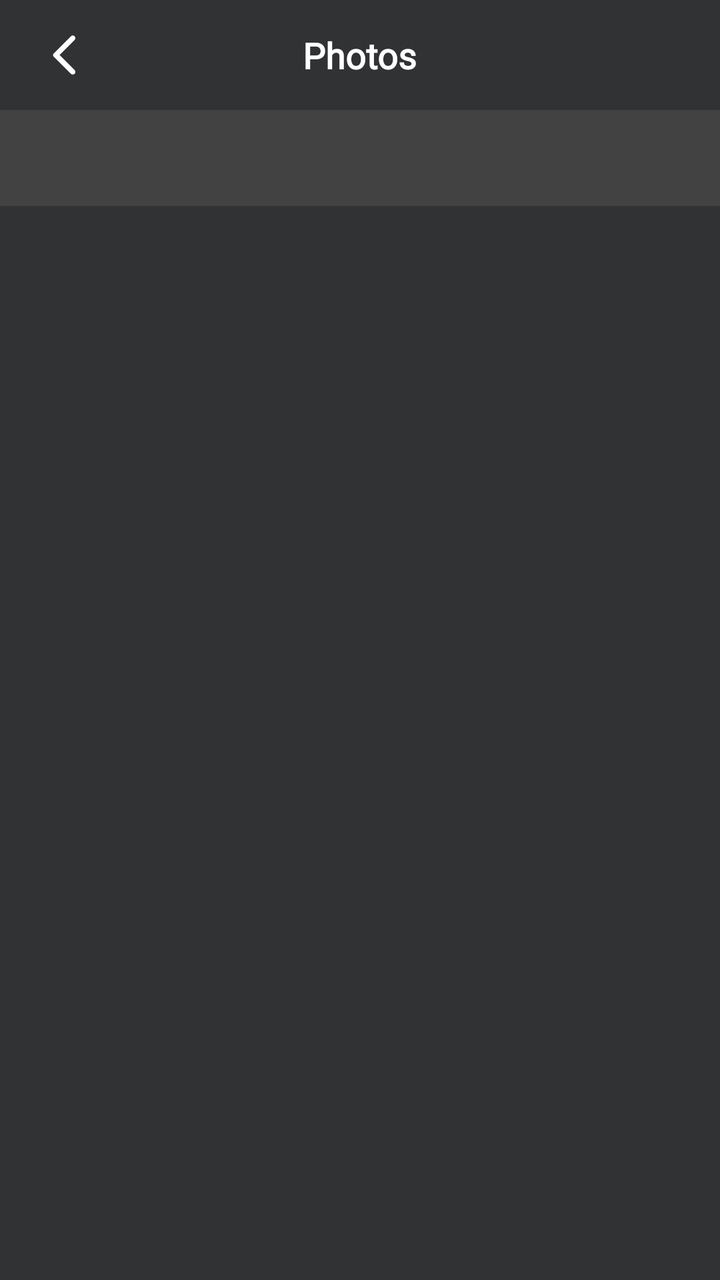
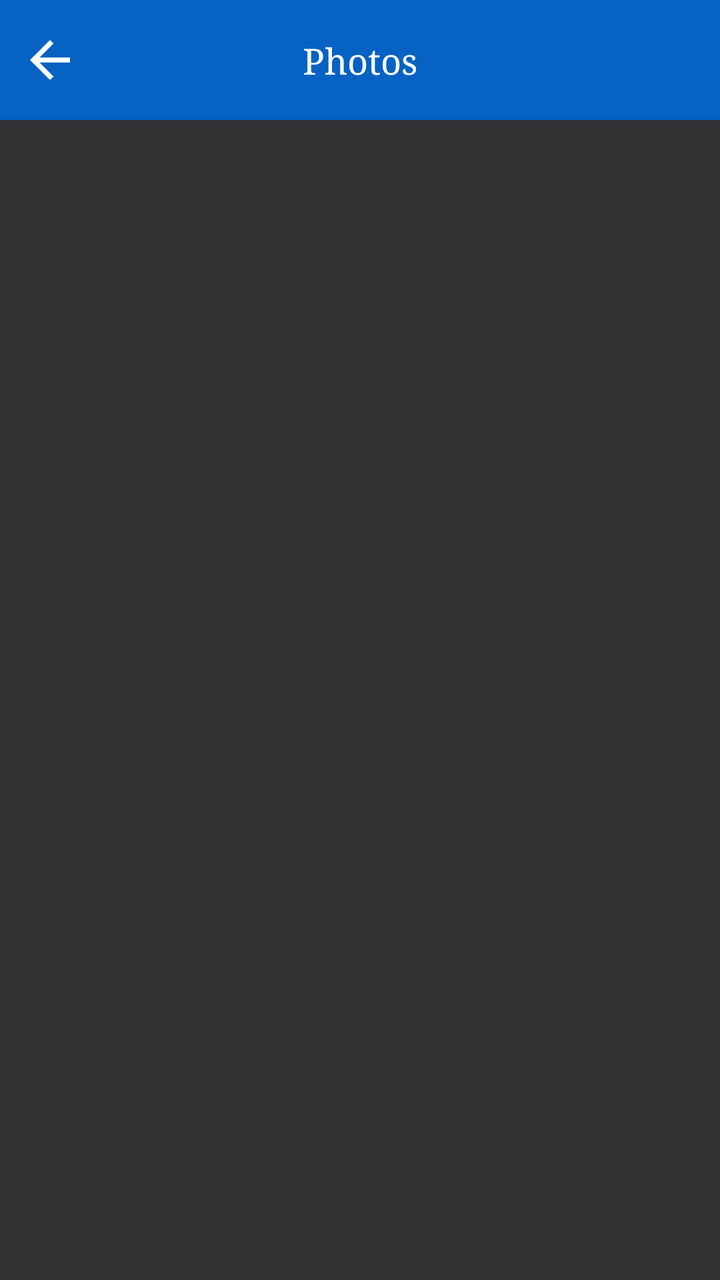

Screens rendered from an Android XML layout before and after an edit, with the pre-edit source and the edit as a unified diff.
<!-- AndroidManifest.xml: application theme Theme.LgAndRukoMirror -->
<!-- res/layout/activity_photos.xml -->
<?xml version="1.0" encoding="utf-8"?>
<LinearLayout xmlns:android="http://schemas.android.com/apk/res/android"
    xmlns:app="http://schemas.android.com/apk/res-auto"
    xmlns:tools="http://schemas.android.com/tools"
    android:layout_width="match_parent"
    android:layout_height="match_parent"
    android:background="@color/app_color"
    android:orientation="vertical"
    tools:context=".activities.PhotosActivity">

    <FrameLayout
        android:layout_width="match_parent"
        android:layout_height="wrap_content"
        android:paddingHorizontal="20dp"
        android:paddingVertical="15dp">

        <ImageView
            android:id="@+id/ic_back"
            android:layout_width="25dp"
            android:layout_height="25dp"
            android:layout_gravity="start"
            android:src="@drawable/round_arrow_back_ios_24"
            app:tint="@color/white" />

        <TextView
            style="@style/textHeading"
            android:layout_width="wrap_content"
            android:layout_height="wrap_content"
            android:layout_gravity="center"
            android:text="Photos"
            android:textColor="@color/white"
            android:textSize="18sp" />
    </FrameLayout>

    <com.google.android.material.tabs.TabLayout
        android:id="@+id/tabLayout"
        android:layout_width="match_parent"
        android:layout_height="wrap_content"
        android:background="@color/bg_color"
        app:tabIndicatorColor="@color/white"
        app:tabIndicator="@null"
        app:tabInlineLabel="true"
        app:tabMode="fixed"
        app:tabSelectedTextColor="@color/white"
        app:tabTextColor="#8C8B8B" />


    <androidx.viewpager.widget.ViewPager
        android:id="@+id/viewPager"
        android:layout_width="match_parent"
        android:layout_height="match_parent" />


</LinearLayout>
<!-- resources referenced by this layout -->
<resources>
  <color name="app_color">#313234</color>
  <color name="bg_color">#424242</color>
  <color name="white">#FFFFFFFF</color>
  <!-- drawable round_arrow_back_ios_24 (drawable) -->
  <vector android:autoMirrored="true" android:height="24dp"
      android:tint="#000000" android:viewportHeight="24"
      android:viewportWidth="24" android:width="24dp" xmlns:android="http://schemas.android.com/apk/res/android">
      <path android:fillColor="@android:color/white" android:pathData="M16.62,2.99c-0.49,-0.49 -1.28,-0.49 -1.77,0L6.54,11.3c-0.39,0.39 -0.39,1.02 0,1.41l8.31,8.31c0.49,0.49 1.28,0.49 1.77,0s0.49,-1.28 0,-1.77L9.38,12l7.25,-7.25c0.48,-0.48 0.48,-1.28 -0.01,-1.76z"/>
  </vector>
  <style name="textHeading" parent="Theme.MaterialComponents.DayNight.NoActionBar">
          <item name="android:fontFamily">@font/albra</item>
          <item name="android:textSize">17sp</item>
          <item name="android:textColor">@color/black</item>
          <item name="android:layout_width">wrap_content</item>
          <item name="android:layout_height">wrap_content</item>
          <item name="android:textAllCaps">false</item>
          <item name="android:textStyle">bold</item>
      </style>
  <style name="Theme.LgAndRukoMirror" parent="Theme.MaterialComponents.DayNight.NoActionBar">
          
          <item name="colorPrimary">@color/purple_500</item>
          <item name="colorPrimaryVariant">@color/purple_700</item>
          <item name="colorOnPrimary">@color/white</item>
          
          <item name="colorSecondary">@color/teal_200</item>
          <item name="colorSecondaryVariant">@color/teal_700</item>
          <item name="colorOnSecondary">@color/black</item>
          
          <item name="android:statusBarColor">?attr/colorPrimaryVariant</item>
          
      </style>
  <color name="black">#FF000000</color>
  <color name="purple_500">#000000</color>
  <color name="purple_700">#000000</color>
  <color name="teal_200">#FF03DAC5</color>
  <color name="teal_700">#FF018786</color>
</resources>

<!-- the commit's change to res/layout/activity_photos.xml (unified diff, before → after) -->
@@ -8,35 +8,53 @@
     android:orientation="vertical"
     tools:context=".activities.PhotosActivity">
 
-    <FrameLayout
+    <androidx.constraintlayout.widget.ConstraintLayout
         android:layout_width="match_parent"
-        android:layout_height="wrap_content"
-        android:paddingHorizontal="20dp"
-        android:paddingVertical="15dp">
+        android:layout_height="wrap_content">
+
+
+        <View
+            android:id="@+id/toolBar"
+            android:layout_width="match_parent"
+            android:layout_height="60dp"
+            android:background="@color/app_color_2"
+            app:layout_constraintEnd_toEndOf="parent"
+            app:layout_constraintStart_toStartOf="parent"
+            app:layout_constraintTop_toTopOf="parent" />
 
         <ImageView
-            android:id="@+id/ic_back"
-            android:layout_width="25dp"
-            android:layout_height="25dp"
-            android:layout_gravity="start"
-            android:src="@drawable/round_arrow_back_ios_24"
-            app:tint="@color/white" />
+            android:id="@+id/ivBack"
+            android:layout_width="30dp"
+            android:layout_height="30dp"
+            android:layout_marginStart="10dp"
+            android:src="@drawable/ic_back"
+            app:layout_constraintBottom_toBottomOf="@+id/toolBar"
+            app:layout_constraintStart_toStartOf="@+id/toolBar"
+            app:layout_constraintTop_toTopOf="@+id/toolBar" />
 
         <TextView
-            style="@style/textHeading"
             android:layout_width="wrap_content"
             android:layout_height="wrap_content"
-            android:layout_gravity="center"
+            android:fontFamily="serif"
             android:text="Photos"
             android:textColor="@color/white"
-            android:textSize="18sp" />
-    </FrameLayout>
+            android:textSize="18sp"
+            app:layout_constraintBottom_toBottomOf="@+id/toolBar"
+            app:layout_constraintEnd_toEndOf="@+id/toolBar"
+            app:layout_constraintStart_toStartOf="@+id/toolBar"
+            app:layout_constraintTop_toTopOf="@+id/toolBar" />
+
+
+    </androidx.constraintlayout.widget.ConstraintLayout>
 
     <com.google.android.material.tabs.TabLayout
         android:id="@+id/tabLayout"
         android:layout_width="match_parent"
+        android:layout_marginTop="@dimen/_5sdp"
         android:layout_height="wrap_content"
-        android:background="@color/bg_color"
+        android:background="@color/app_color"
+        android:layout_marginHorizontal="@dimen/_20sdp"
+        app:tabBackground="@drawable/tab_selecter"
         app:tabIndicatorColor="@color/white"
         app:tabIndicator="@null"
         app:tabInlineLabel="true"
<!-- resource entries referenced after the edit -->
@@ -1,23 +1,38 @@
 <!-- resources referenced by this layout -->
 <resources>
   <color name="app_color">#313234</color>
-  <color name="bg_color">#424242</color>
+  <color name="app_color_2">#0662C3</color>
   <color name="white">#FFFFFFFF</color>
-  <!-- drawable round_arrow_back_ios_24 (drawable) -->
+  <dimen name="_20sdp">20.00dp</dimen>
+  <dimen name="_5sdp">5.00dp</dimen>
+  <!-- drawable ic_back (drawable) -->
   <vector android:autoMirrored="true" android:height="24dp"
-      android:tint="#000000" android:viewportHeight="24"
+      android:tint="@color/white" android:viewportHeight="24"
       android:viewportWidth="24" android:width="24dp" xmlns:android="http://schemas.android.com/apk/res/android">
-      <path android:fillColor="@android:color/white" android:pathData="M16.62,2.99c-0.49,-0.49 -1.28,-0.49 -1.77,0L6.54,11.3c-0.39,0.39 -0.39,1.02 0,1.41l8.31,8.31c0.49,0.49 1.28,0.49 1.77,0s0.49,-1.28 0,-1.77L9.38,12l7.25,-7.25c0.48,-0.48 0.48,-1.28 -0.01,-1.76z"/>
+      <path android:fillColor="@android:color/white" android:pathData="M20,11H7.83l5.59,-5.59L12,4l-8,8 8,8 1.41,-1.41L7.83,13H20v-2z"/>
   </vector>
-  <style name="textHeading" parent="Theme.MaterialComponents.DayNight.NoActionBar">
-          <item name="android:fontFamily">@font/albra</item>
-          <item name="android:textSize">17sp</item>
-          <item name="android:textColor">@color/black</item>
-          <item name="android:layout_width">wrap_content</item>
-          <item name="android:layout_height">wrap_content</item>
-          <item name="android:textAllCaps">false</item>
-          <item name="android:textStyle">bold</item>
-      </style>
+  <!-- drawable tab_selecter (drawable) -->
+  <?xml version="1.0" encoding="utf-8"?>
+  <selector xmlns:android="http://schemas.android.com/apk/res/android">
+      
+      <item android:state_selected="true">
+          <shape>
+              <gradient android:startColor="@color/app_color_2"
+                  android:endColor="@color/app_color_2"
+                  android:angle="270"
+                  />
+              <corners android:radius="16dp" />
+          </shape>
+      </item>
+      
+      <item>
+          <shape>
+              <gradient android:startColor="@color/app_color"
+                  android:angle="270"
+                  />
+          </shape>
+      </item>
+  </selector>
   <style name="Theme.LgAndRukoMirror" parent="Theme.MaterialComponents.DayNight.NoActionBar">
           
           <item name="colorPrimary">@color/purple_500</item>
